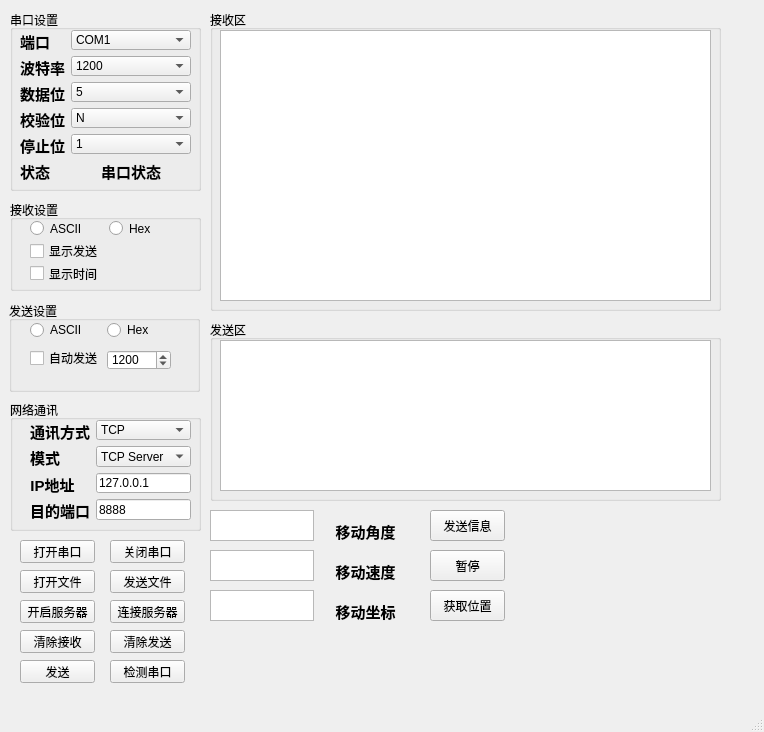
Before: the Qt Designer form slam_car/Ui/Car.ui in GeHaha/Practice, drawn with Qt 5.
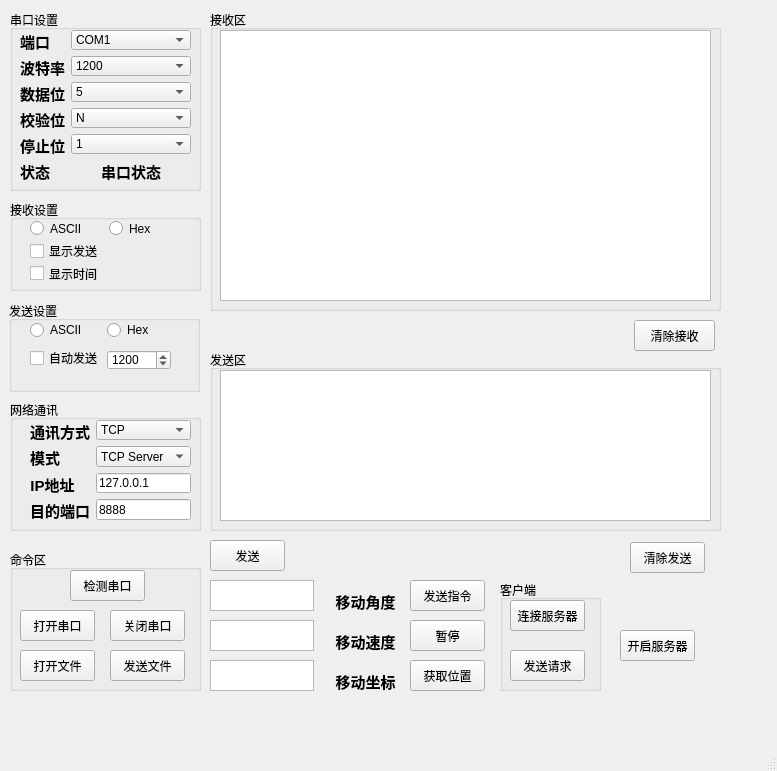
After: the same form once the commit is applied.

Diff of the .ui file:
```diff
--- a/slam_car/Ui/Car.ui
+++ b/slam_car/Ui/Car.ui
@@ -6,8 +6,8 @@
    <rect>
     <x>0</x>
     <y>0</y>
-    <width>764</width>
-    <height>732</height>
+    <width>777</width>
+    <height>771</height>
    </rect>
   </property>
   <property name="windowTitle">
@@ -40,91 +40,26 @@
      <string>网络通讯</string>
     </property>
    </widget>
-   <widget class="QPushButton" name="OpenPort">
-    <property name="geometry">
-     <rect>
-      <x>20</x>
-      <y>540</y>
-      <width>75</width>
-      <height>23</height>
-     </rect>
-    </property>
-    <property name="text">
-     <string>打开串口</string>
-    </property>
-   </widget>
-   <widget class="QPushButton" name="ClosePort">
-    <property name="geometry">
-     <rect>
-      <x>110</x>
-      <y>540</y>
-      <width>75</width>
-      <height>23</height>
-     </rect>
-    </property>
-    <property name="text">
-     <string>关闭串口</string>
-    </property>
-   </widget>
-   <widget class="QPushButton" name="OpenFile">
-    <property name="geometry">
-     <rect>
-      <x>20</x>
-      <y>570</y>
-      <width>75</width>
-      <height>23</height>
-     </rect>
-    </property>
-    <property name="text">
-     <string>打开文件</string>
-    </property>
-   </widget>
-   <widget class="QPushButton" name="SendFile">
-    <property name="geometry">
-     <rect>
-      <x>110</x>
-      <y>570</y>
-      <width>75</width>
-      <height>23</height>
-     </rect>
-    </property>
-    <property name="text">
-     <string>发送文件</string>
-    </property>
-   </widget>
    <widget class="QPushButton" name="OpenServer">
     <property name="geometry">
      <rect>
-      <x>20</x>
-      <y>600</y>
+      <x>620</x>
+      <y>630</y>
       <width>75</width>
-      <height>23</height>
+      <height>31</height>
      </rect>
     </property>
     <property name="text">
      <string>开启服务器</string>
     </property>
    </widget>
-   <widget class="QPushButton" name="ConnectServer">
-    <property name="geometry">
-     <rect>
-      <x>110</x>
-      <y>600</y>
-      <width>75</width>
-      <height>23</height>
-     </rect>
-    </property>
-    <property name="text">
-     <string>连接服务器</string>
-    </property>
-   </widget>
    <widget class="QPushButton" name="ClearRecieve">
     <property name="geometry">
      <rect>
-      <x>20</x>
-      <y>630</y>
-      <width>75</width>
-      <height>23</height>
+      <x>634</x>
+      <y>320</y>
+      <width>81</width>
+      <height>31</height>
      </rect>
     </property>
     <property name="text">
@@ -134,10 +69,10 @@
    <widget class="QPushButton" name="ClearSend">
     <property name="geometry">
      <rect>
-      <x>110</x>
-      <y>630</y>
+      <x>630</x>
+      <y>542</y>
       <width>75</width>
-      <height>23</height>
+      <height>31</height>
      </rect>
     </property>
     <property name="text">
@@ -147,29 +82,16 @@
    <widget class="QPushButton" name="Send">
     <property name="geometry">
      <rect>
-      <x>20</x>
-      <y>660</y>
+      <x>210</x>
+      <y>540</y>
       <width>75</width>
-      <height>23</height>
+      <height>31</height>
      </rect>
     </property>
     <property name="text">
      <string>发送</string>
     </property>
    </widget>
-   <widget class="QPushButton" name="sendMsgButton">
-    <property name="geometry">
-     <rect>
-      <x>430</x>
-      <y>510</y>
-      <width>75</width>
-      <height>31</height>
-     </rect>
-    </property>
-    <property name="text">
-     <string>发送信息</string>
-    </property>
-   </widget>
    <widget class="QGroupBox" name="PortgroupBox">
     <property name="geometry">
      <rect>
@@ -183,19 +105,6 @@
      <string>串口设置</string>
     </property>
    </widget>
-   <widget class="QPushButton" name="StopButton">
-    <property name="geometry">
-     <rect>
-      <x>430</x>
-      <y>550</y>
-      <width>75</width>
-      <height>31</height>
-     </rect>
-    </property>
-    <property name="text">
-     <string>暂停</string>
-    </property>
-   </widget>
    <widget class="QWidget" name="layoutWidget">
     <property name="geometry">
      <rect>
@@ -559,19 +468,6 @@
      </item>
     </layout>
    </widget>
-   <widget class="QPushButton" name="pushButton">
-    <property name="geometry">
-     <rect>
-      <x>110</x>
-      <y>660</y>
-      <width>75</width>
-      <height>23</height>
-     </rect>
-    </property>
-    <property name="text">
-     <string>检测串口</string>
-    </property>
-   </widget>
    <widget class="QGroupBox" name="groupBox">
     <property name="geometry">
      <rect>
@@ -615,7 +511,7 @@
     <property name="geometry">
      <rect>
       <x>210</x>
-      <y>320</y>
+      <y>350</y>
       <width>511</width>
       <height>181</height>
      </rect>
@@ -689,54 +585,21 @@
      <string>自动发送</string>
     </property>
    </widget>
-   <widget class="QTextEdit" name="angle_textEdit">
-    <property name="geometry">
-     <rect>
-      <x>210</x>
-      <y>510</y>
-      <width>104</width>
-      <height>31</height>
-     </rect>
-    </property>
-   </widget>
    <widget class="QTextEdit" name="speed_textEdit">
     <property name="geometry">
      <rect>
       <x>210</x>
-      <y>550</y>
+      <y>620</y>
       <width>104</width>
       <height>31</height>
      </rect>
     </property>
    </widget>
-   <widget class="QTextEdit" name="Coords_textEdit">
-    <property name="geometry">
-     <rect>
-      <x>210</x>
-      <y>590</y>
-      <width>104</width>
-      <height>31</height>
-     </rect>
-    </property>
-   </widget>
-   <widget class="QPushButton" name="GetLocaButton">
-    <property name="geometry">
-     <rect>
-      <x>430</x>
-      <y>590</y>
-      <width>75</width>
-      <height>31</height>
-     </rect>
-    </property>
-    <property name="text">
-     <string>获取位置</string>
-    </property>
-   </widget>
    <widget class="QLabel" name="anglelabel">
     <property name="geometry">
      <rect>
       <x>330</x>
-      <y>520</y>
+      <y>590</y>
       <width>71</width>
       <height>21</height>
      </rect>
@@ -745,24 +608,11 @@
      <string>&lt;html&gt;&lt;head/&gt;&lt;body&gt;&lt;p align=&quot;center&quot;&gt;&lt;span style=&quot; font-size:11pt; font-weight:600;&quot;&gt;移动角度&lt;/span&gt;&lt;/p&gt;&lt;/body&gt;&lt;/html&gt;</string>
     </property>
    </widget>
-   <widget class="QLabel" name="speedlabel">
-    <property name="geometry">
-     <rect>
-      <x>330</x>
-      <y>560</y>
-      <width>71</width>
-      <height>21</height>
-     </rect>
-    </property>
-    <property name="text">
-     <string>&lt;html&gt;&lt;head/&gt;&lt;body&gt;&lt;p align=&quot;center&quot;&gt;&lt;span style=&quot; font-size:11pt; font-weight:600;&quot;&gt;移动速度&lt;/span&gt;&lt;/p&gt;&lt;/body&gt;&lt;/html&gt;</string>
-    </property>
-   </widget>
    <widget class="QLabel" name="coordlabel">
     <property name="geometry">
      <rect>
       <x>330</x>
-      <y>600</y>
+      <y>670</y>
       <width>71</width>
       <height>21</height>
      </rect>
@@ -771,6 +621,195 @@
      <string>&lt;html&gt;&lt;head/&gt;&lt;body&gt;&lt;p align=&quot;center&quot;&gt;&lt;span style=&quot; font-size:11pt; font-weight:600;&quot;&gt;移动坐标&lt;/span&gt;&lt;/p&gt;&lt;/body&gt;&lt;/html&gt;</string>
     </property>
    </widget>
+   <widget class="QTextEdit" name="angle_textEdit">
+    <property name="geometry">
+     <rect>
+      <x>210</x>
+      <y>580</y>
+      <width>104</width>
+      <height>31</height>
+     </rect>
+    </property>
+   </widget>
+   <widget class="QLabel" name="speedlabel">
+    <property name="geometry">
+     <rect>
+      <x>330</x>
+      <y>630</y>
+      <width>71</width>
+      <height>21</height>
+     </rect>
+    </property>
+    <property name="text">
+     <string>&lt;html&gt;&lt;head/&gt;&lt;body&gt;&lt;p align=&quot;center&quot;&gt;&lt;span style=&quot; font-size:11pt; font-weight:600;&quot;&gt;移动速度&lt;/span&gt;&lt;/p&gt;&lt;/body&gt;&lt;/html&gt;</string>
+    </property>
+   </widget>
+   <widget class="QTextEdit" name="Coords_textEdit">
+    <property name="geometry">
+     <rect>
+      <x>210</x>
+      <y>660</y>
+      <width>104</width>
+      <height>31</height>
+     </rect>
+    </property>
+   </widget>
+   <widget class="QPushButton" name="GetLocaButton">
+    <property name="geometry">
+     <rect>
+      <x>410</x>
+      <y>660</y>
+      <width>75</width>
+      <height>31</height>
+     </rect>
+    </property>
+    <property name="text">
+     <string>获取位置</string>
+    </property>
+   </widget>
+   <widget class="QPushButton" name="StopButton">
+    <property name="geometry">
+     <rect>
+      <x>410</x>
+      <y>620</y>
+      <width>75</width>
+      <height>31</height>
+     </rect>
+    </property>
+    <property name="text">
+     <string>暂停</string>
+    </property>
+   </widget>
+   <widget class="QPushButton" name="sendMsgButton">
+    <property name="geometry">
+     <rect>
+      <x>410</x>
+      <y>580</y>
+      <width>75</width>
+      <height>31</height>
+     </rect>
+    </property>
+    <property name="text">
+     <string>发送指令</string>
+    </property>
+   </widget>
+   <widget class="QGroupBox" name="client_groupBox">
+    <property name="geometry">
+     <rect>
+      <x>500</x>
+      <y>580</y>
+      <width>101</width>
+      <height>111</height>
+     </rect>
+    </property>
+    <property name="title">
+     <string>客户端</string>
+    </property>
+    <widget class="QPushButton" name="ConnectServer">
+     <property name="geometry">
+      <rect>
+       <x>10</x>
+       <y>20</y>
+       <width>75</width>
+       <height>31</height>
+      </rect>
+     </property>
+     <property name="text">
+      <string>连接服务器</string>
+     </property>
+    </widget>
+    <widget class="QPushButton" name="request_pushButton">
+     <property name="geometry">
+      <rect>
+       <x>10</x>
+       <y>70</y>
+       <width>75</width>
+       <height>31</height>
+      </rect>
+     </property>
+     <property name="text">
+      <string>发送请求</string>
+     </property>
+    </widget>
+   </widget>
+   <widget class="QGroupBox" name="order_groupBox">
+    <property name="geometry">
+     <rect>
+      <x>10</x>
+      <y>550</y>
+      <width>191</width>
+      <height>141</height>
+     </rect>
+    </property>
+    <property name="title">
+     <string>命令区</string>
+    </property>
+    <widget class="QPushButton" name="CheckpushButton">
+     <property name="geometry">
+      <rect>
+       <x>60</x>
+       <y>20</y>
+       <width>75</width>
+       <height>31</height>
+      </rect>
+     </property>
+     <property name="text">
+      <string>检测串口</string>
+     </property>
+    </widget>
+    <widget class="QPushButton" name="OpenPort">
+     <property name="geometry">
+      <rect>
+       <x>10</x>
+       <y>60</y>
+       <width>75</width>
+       <height>31</height>
+      </rect>
+     </property>
+     <property name="text">
+      <string>打开串口</string>
+     </property>
+    </widget>
+    <widget class="QPushButton" name="ClosePort">
+     <property name="geometry">
+      <rect>
+       <x>100</x>
+       <y>60</y>
+       <width>75</width>
+       <height>31</height>
+      </rect>
+     </property>
+     <property name="text">
+      <string>关闭串口</string>
+     </property>
+    </widget>
+    <widget class="QPushButton" name="OpenFile">
+     <property name="geometry">
+      <rect>
+       <x>10</x>
+       <y>100</y>
+       <width>75</width>
+       <height>31</height>
+      </rect>
+     </property>
+     <property name="text">
+      <string>打开文件</string>
+     </property>
+    </widget>
+    <widget class="QPushButton" name="SendFile">
+     <property name="geometry">
+      <rect>
+       <x>100</x>
+       <y>100</y>
+       <width>75</width>
+       <height>31</height>
+      </rect>
+     </property>
+     <property name="text">
+      <string>发送文件</string>
+     </property>
+    </widget>
+   </widget>
   </widget>
   <widget class="QMenuBar" name="menubar">
    <property name="geometry">
```
Left out of the diff: 2 changed lines with no effect on the pictures.
